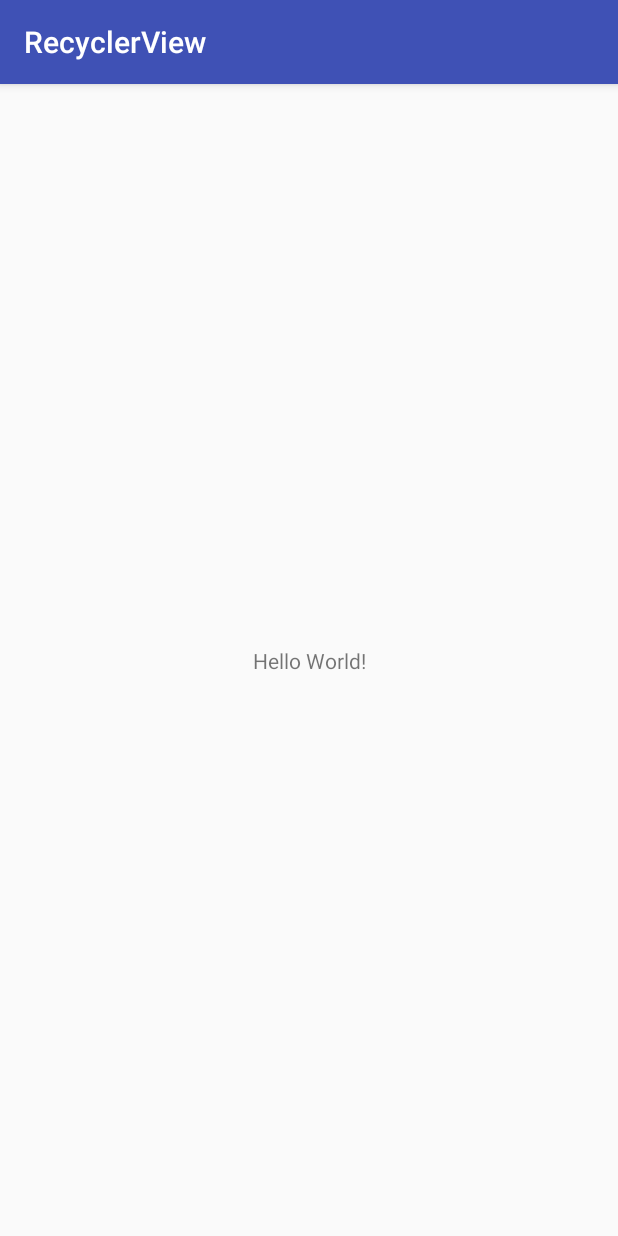
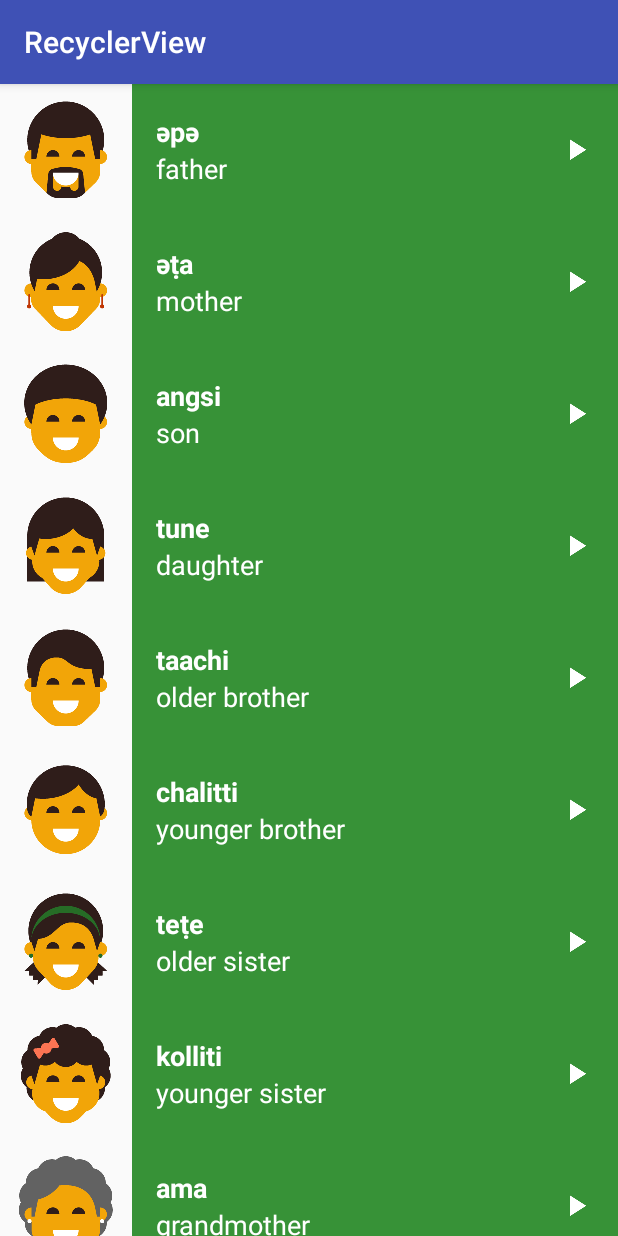
Before and after one commit to naveensagar/RecyclerViewExample, an Android app: the screen it shows after launch (MainActivity), on a phone screen of 412 x 824 dp. Run offline under Robolectric (Android 15) with nearby library versions, the light colour scheme and no system bars.

Commit message:
Add code for RecyclerView

```diff
--- a/app/build.gradle
+++ b/app/build.gradle
@@ -26,5 +26,6 @@ dependencies {
     })
     compile 'com.android.support:appcompat-v7:26.+'
     compile 'com.android.support.constraint:constraint-layout:1.0.2'
+    compile 'com.android.support:recyclerview-v7:26.+'
     testCompile 'junit:junit:4.12'
 }
--- a/app/src/main/java/com/example/test/recyclerview/MainActivity.java
+++ b/app/src/main/java/com/example/test/recyclerview/MainActivity.java
@@ -1,13 +1,40 @@
 package com.example.test.recyclerview;
 
+import android.os.Bundle;
 import android.support.v7.app.AppCompatActivity;
-import android.os.Bundle;
+import android.support.v7.widget.LinearLayoutManager;
+import android.support.v7.widget.RecyclerView;
+
+import java.util.ArrayList;
 
 public class MainActivity extends AppCompatActivity {
 
+    RecyclerView recyclerView;
+    RecyclerViewAdapter recyclerViewAdapter;
     @Override
     protected void onCreate(Bundle savedInstanceState) {
         super.onCreate(savedInstanceState);
         setContentView(R.layout.activity_main);
+
+        // Create a list of words
+        final ArrayList<Word> words = new ArrayList<Word>();
+        words.add(new Word("father", "әpә", R.drawable.family_father, R.raw.family_father));
+        words.add(new Word("mother", "әṭa", R.drawable.family_mother, R.raw.family_mother));
+        words.add(new Word("son", "angsi", R.drawable.family_son, R.raw.family_son));
+        words.add(new Word("daughter", "tune", R.drawable.family_daughter, R.raw.family_daughter));
+        words.add(new Word("older brother", "taachi", R.drawable.family_older_brother, R.raw.family_older_brother));
+        words.add(new Word("younger brother", "chalitti", R.drawable.family_younger_brother, R.raw.family_younger_brother));
+        words.add(new Word("older sister", "teṭe", R.drawable.family_older_sister, R.raw.family_older_sister));
+        words.add(new Word("younger sister", "kolliti", R.drawable.family_younger_sister, R.raw.family_younger_sister));
+        words.add(new Word("grandmother ", "ama", R.drawable.family_grandmother, R.raw.family_grandmother));
+        words.add(new Word("grandfather", "paapa", R.drawable.family_grandfather, R.raw.family_grandfather));
+
+
+        recyclerView = (RecyclerView) findViewById(R.id.recycler_view);
+        recyclerViewAdapter = new RecyclerViewAdapter(this, words, R.color.category_family);
+        recyclerView.setAdapter(recyclerViewAdapter);
+        recyclerView.setLayoutManager(new LinearLayoutManager(this));
+
+
     }
 }
--- /dev/null
+++ b/app/src/main/java/com/example/test/recyclerview/RecyclerViewAdapter.java
@@ -0,0 +1,75 @@
+package com.example.test.recyclerview;
+
+import android.content.Context;
+import android.support.v7.widget.RecyclerView;
+import android.view.LayoutInflater;
+import android.view.View;
+import android.view.ViewGroup;
+import android.widget.ImageView;
+import android.widget.LinearLayout;
+import android.widget.TextView;
+
+import java.util.Collections;
+import java.util.List;
+
+/**
+ * Created by Naveen on 21/10/17.
+ */
+
+public class RecyclerViewAdapter extends RecyclerView.Adapter<RecyclerViewAdapter.MyViewHolder> {
+
+    private LayoutInflater inflater;
+    List<Word> data= Collections.emptyList();
+    private int mColor;
+
+    public RecyclerViewAdapter(Context context, List<Word> data, int color) {
+        inflater = LayoutInflater.from(context);
+        this.data = data;
+        mColor = color;
+    }
+
+
+    @Override
+    public MyViewHolder onCreateViewHolder(ViewGroup parent, int viewType) {
+        View view = inflater.inflate(R.layout.list_item, parent, false);
+        MyViewHolder holder = new MyViewHolder(view);
+        return holder;
+    }
+
+    @Override
+    public void onBindViewHolder(MyViewHolder holder, int position) {
+        Word currentWord = data.get(position);
+
+        holder.linearLayout.setBackgroundResource(mColor);
+        holder.defaultTextView.setText(currentWord.getDefaultTranslation());
+        holder.miwokTextview.setText(currentWord.getMiwokTranslation());
+        holder.imageView.setImageResource(currentWord.getImageResourceId());
+    }
+
+    @Override
+    public int getItemCount() {
+        return data.size();
+    }
+
+    class MyViewHolder extends RecyclerView.ViewHolder {
+
+        LinearLayout linearLayout;
+        //TextView in the list_item.xml layout with the ID miwok_text_view.
+        TextView miwokTextview;
+
+        //TextView in the list_item.xml layout with the ID default_text_view.
+        TextView defaultTextView;
+
+        //ImageView in the list_item.xml layout with the ID image
+        ImageView imageView;
+
+        public MyViewHolder(View itemView) {
+            super(itemView);
+
+            miwokTextview = (TextView) itemView.findViewById(R.id.miwok_text_view);
+            defaultTextView = (TextView) itemView.findViewById(R.id.default_text_view);
+            imageView = (ImageView) itemView.findViewById(R.id.image);
+            linearLayout = (LinearLayout) itemView.findViewById(R.id.text_container);
+        }
+    }
+}
--- a/app/src/main/java/com/example/test/recyclerview/ListItem.java
+++ b/app/src/main/java/com/example/test/recyclerview/Word.java
@@ -4,7 +4,7 @@ package com.example.test.recyclerview;
  * Created by naveen on 21/10/17.
  */
 
-public class ListItem {
+public class Word {
     // Default translation of the word
     private String mDefaultTranslation;
 
@@ -32,7 +32,7 @@ public class ListItem {
      *
      * @param audioResourceId is resourceId of the audio file of that words Miwok translation
      */
-    public ListItem(String defaultTranslation, String miwokTranslation, int audioResourceId) {
+    public Word(String defaultTranslation, String miwokTranslation, int audioResourceId) {
         mDefaultTranslation = defaultTranslation;
         mMiwokTranslation = miwokTranslation;
         mAudioResourceId = audioResourceId;
@@ -49,7 +49,7 @@ public class ListItem {
      *
      * @param audioResourceId is resourceId of the audio file of that words Miwok translation
      */
-    public ListItem(String defaultTranslation, String miwokTranslation, int imageResourceId, int audioResourceId) {
+    public Word(String defaultTranslation, String miwokTranslation, int imageResourceId, int audioResourceId) {
         mDefaultTranslation = defaultTranslation;
         mMiwokTranslation = miwokTranslation;
         mImageResourceId = imageResourceId;
--- a/app/src/main/res/layout/activity_main.xml
+++ b/app/src/main/res/layout/activity_main.xml
@@ -1,18 +1,15 @@
 <?xml version="1.0" encoding="utf-8"?>
-<android.support.constraint.ConstraintLayout xmlns:android="http://schemas.android.com/apk/res/android"
+<RelativeLayout xmlns:android="http://schemas.android.com/apk/res/android"
     xmlns:app="http://schemas.android.com/apk/res-auto"
     xmlns:tools="http://schemas.android.com/tools"
     android:layout_width="match_parent"
     android:layout_height="match_parent"
     tools:context="com.example.test.recyclerview.MainActivity">
 
-    <TextView
-        android:layout_width="wrap_content"
-        android:layout_height="wrap_content"
-        android:text="Hello World!"
-        app:layout_constraintBottom_toBottomOf="parent"
-        app:layout_constraintLeft_toLeftOf="parent"
-        app:layout_constraintRight_toRightOf="parent"
-        app:layout_constraintTop_toTopOf="parent" />
+   <android.support.v7.widget.RecyclerView
+       android:id="@+id/recycler_view"
+       android:layout_width="match_parent"
+       android:layout_height="match_parent">
+   </android.support.v7.widget.RecyclerView>
 
-</android.support.constraint.ConstraintLayout>
+</RelativeLayout>
--- /dev/null
+++ b/app/src/main/res/layout/list_item.xml
@@ -0,0 +1,60 @@
+<?xml version="1.0" encoding="utf-8"?>
+<!-- Layout for a single list item -->
+<RelativeLayout xmlns:android="http://schemas.android.com/apk/res/android"
+    xmlns:tools="http://schemas.android.com/tools"
+    android:layout_width="match_parent"
+    android:layout_height="@dimen/list_item_height"
+    android:orientation="horizontal">
+
+    <ImageView
+        android:id="@+id/image"
+        android:layout_width="@dimen/list_item_height"
+        android:layout_height="@dimen/list_item_height" />
+
+    <LinearLayout
+        android:id="@+id/text_container"
+        android:layout_width="match_parent"
+        android:layout_height="@dimen/list_item_height"
+        android:layout_alignParentBottom="true"
+        android:layout_alignParentRight="true"
+        android:layout_alignParentTop="true"
+        android:layout_toRightOf="@id/image"
+        android:orientation="vertical"
+        android:paddingLeft="16dp">
+
+        <TextView
+            android:id="@+id/miwok_text_view"
+            android:layout_width="match_parent"
+            android:layout_height="0dp"
+            android:layout_weight="1"
+            android:gravity="bottom"
+            android:textAppearance="?android:textAppearanceMedium"
+            android:textColor="@android:color/white"
+            android:textStyle="bold"
+            tools:text="lutti" />
+
+        <TextView
+            android:id="@+id/default_text_view"
+            android:layout_width="match_parent"
+            android:layout_height="0dp"
+            android:layout_weight="1"
+            android:gravity="top"
+            android:textAppearance="?android:textAppearanceMedium"
+            android:textColor="@android:color/white"
+            tools:text="one" />
+    </LinearLayout>
+
+    <ImageView
+        android:layout_width="24dp"
+        android:layout_height="24dp"
+        android:layout_alignParentRight="true"
+        android:layout_centerVertical="true"
+        android:layout_marginRight="16dp"
+        android:src="@drawable/ic_play_arrow" />
+
+    <View
+        android:layout_width="match_parent"
+        android:layout_height="match_parent"
+        android:background="?android:attr/selectableItemBackground"/>
+
+</RelativeLayout>
--- a/app/src/main/res/values/colors.xml
+++ b/app/src/main/res/values/colors.xml
@@ -3,4 +3,8 @@
     <color name="colorPrimary">#3F51B5</color>
     <color name="colorPrimaryDark">#303F9F</color>
     <color name="colorAccent">#FF4081</color>
+
+    <!-- Background color for the family members category -->
+    <color name="category_family">#379237</color>
+
 </resources>
--- /dev/null
+++ b/app/src/main/res/values/dimen.xml
@@ -0,0 +1,5 @@
+<?xml version="1.0" encoding="utf-8"?>
+<resources>
+    <dimen name="list_item_height">88dp</dimen>
+    <dimen name="image_item_width">88dp</dimen>
+</resources>
```
